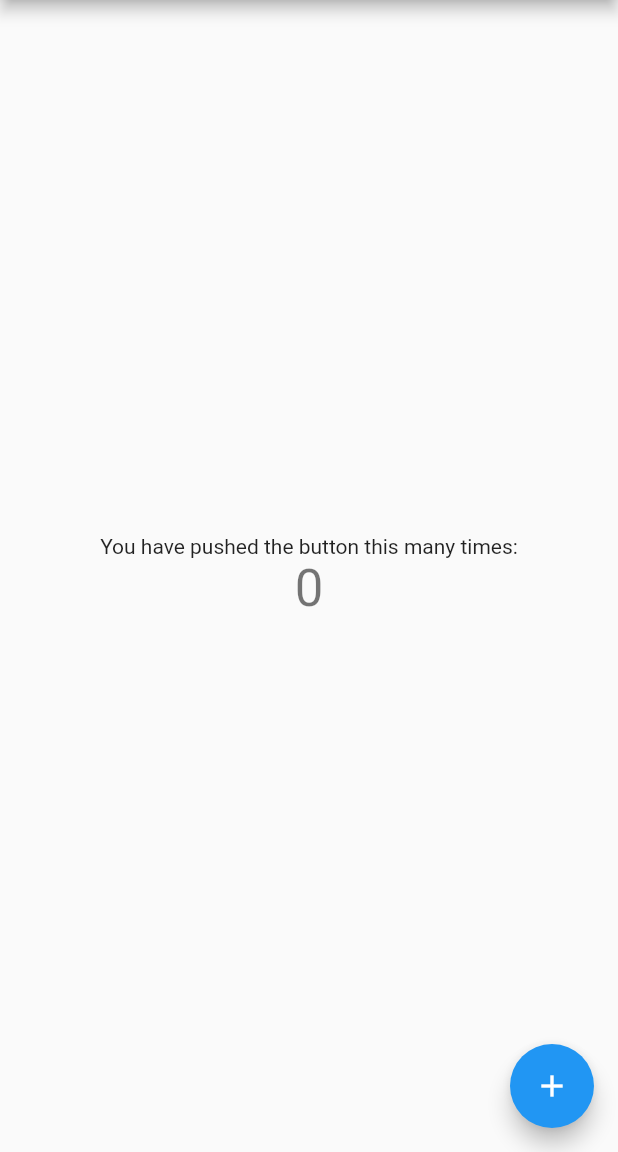
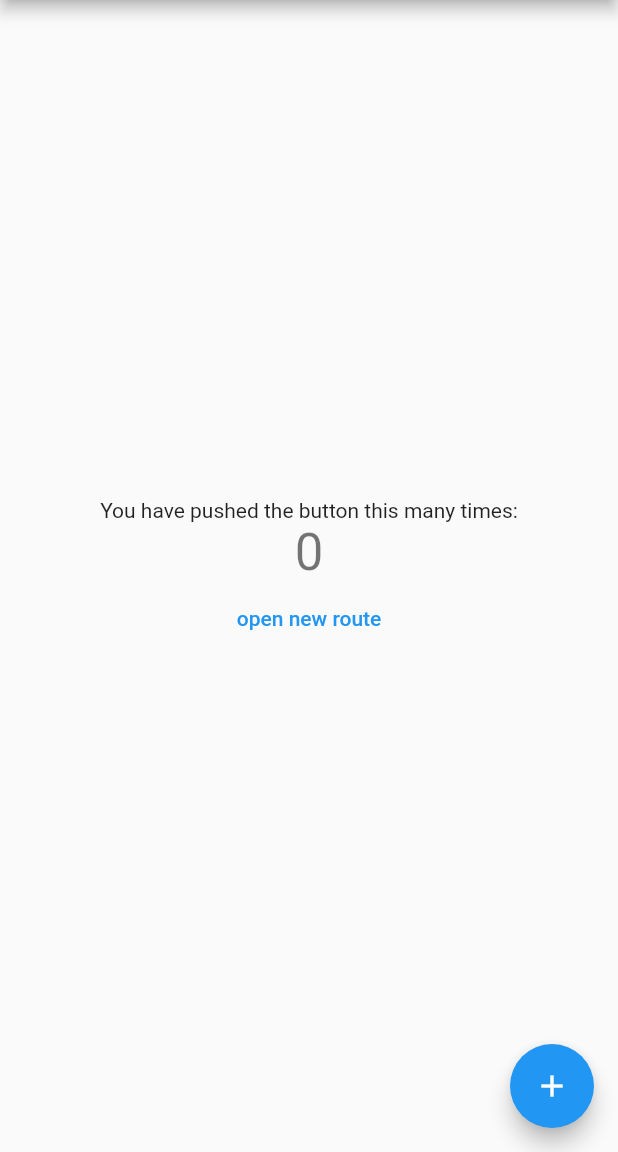
Before and after one commit to Yangzhedi/pdd_flutter, a Flutter app: the screen it shows after launch, on a phone screen of 412 x 824 dp, the part 84-1236 px from its top. Run offline on Flutter 3.47's test engine with Material 2 defaults, Android fonts, the phone set to English and light mode, and no system bars.

Commit message:
fix(main): add route

```diff
--- a/lib/main.dart
+++ b/lib/main.dart
@@ -50,6 +50,17 @@ class _MyHomePageState extends State<MyHomePage> {
               '$_counter',
               style: Theme.of(context).textTheme.display1,
             ),
+            FlatButton(
+              child: new Text("open new route"),
+              textColor: Colors.blue,
+              onPressed: () {
+                //导航到新路由
+                Navigator.push( context,
+                  new MaterialPageRoute(builder: (context) {
+                    return new NewRoute();
+                  }));
+              },
+            ),
           ],
         ),
       ),
@@ -61,3 +72,17 @@ class _MyHomePageState extends State<MyHomePage> {
     );
   }
 }
+
+class NewRoute extends StatelessWidget {
+  @override
+  Widget build(BuildContext context) {
+    return Scaffold(
+      appBar: AppBar(
+        title: Text("New route"),
+      ),
+      body: Center(
+        child: Text("This is new route"),
+      ),
+    );
+  }
+}
```
